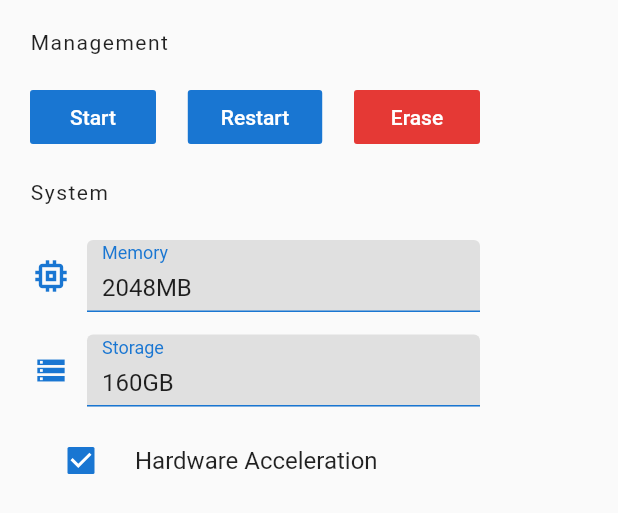
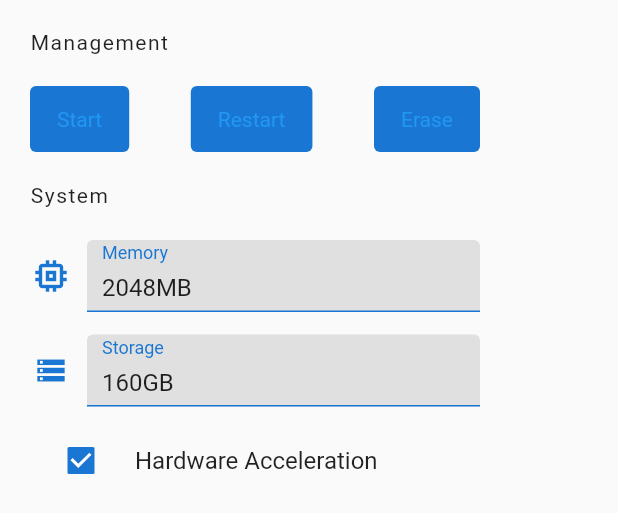
Before and after one commit to dahliaOS/graft, a Flutter app: the GraftManagement widget shown alone on an empty page, opened directly, on a phone screen of 412 x 824 dp. Shown: the top 513 px of the screen. Run offline on Flutter 3.47's test engine with Material 2 defaults, Android fonts, the phone set to English and light mode, and no system bars.

Commit message:
Replace FlatButton with TextButton

```diff
--- a/lib/main.dart
+++ b/lib/main.dart
@@ -1,4 +1,4 @@
-import 'dart:ui';
+
 import 'package:flutter/material.dart';
 import 'package:graft/dashboard.dart';
 import 'package:graft/log.dart';
@@ -20,8 +20,9 @@ class Graft extends StatelessWidget {
       theme: ThemeData(
           platform: TargetPlatform.linux,
           visualDensity: VisualDensity.comfortable,
-          accentColor: Colors.blue[700],
-          primaryColor: Colors.blue[600]),
+          primaryColor: Colors.blue[600],
+          colorScheme:
+              ColorScheme.fromSwatch().copyWith(secondary: Colors.blue[700])),
     );
   }
 }
@@ -148,10 +149,16 @@ class _GraftSideBarState extends State<GraftSideBar> {
                     .headline6!
                     .copyWith(fontWeight: FontWeight.w500, fontSize: 18),
               ),
-              FlatButton(
-                color: Theme.of(context).accentColor.withOpacity(0.2),
+              TextButton(
+                style: ButtonStyle(
+                  backgroundColor: MaterialStateProperty.all(
+                    Theme.of(context).colorScheme.secondary.withOpacity(0.2),
+                  ),
+                  textStyle: MaterialStateProperty.all(
+                    TextStyle(color: Theme.of(context).colorScheme.secondary),
+                  ),
+                ),
                 onPressed: () {},
-                textColor: Theme.of(context).accentColor,
                 child: Padding(
                   padding: const EdgeInsets.fromLTRB(4, 6, 14, 6),
                   child: Row(
--- a/lib/management.dart
+++ b/lib/management.dart
@@ -21,30 +21,48 @@ class GraftManagement extends StatelessWidget {
                 Row(
                   mainAxisAlignment: MainAxisAlignment.spaceBetween,
                   children: [
-                    FlatButton(
-                      color: Theme.of(context).accentColor,
+                    TextButton(
+                      style: ButtonStyle(
+                        backgroundColor: MaterialStateProperty.all(
+                          Theme.of(context).colorScheme.secondary,
+                        ),
+                        textStyle: MaterialStateProperty.all(
+                          TextStyle(color: Colors.white),
+                        ),
+                      ),
                       onPressed: () {},
-                      textColor: Colors.white,
                       child: Padding(
                         padding: const EdgeInsets.symmetric(
                             horizontal: 10, vertical: 10),
                         child: Text("Start"),
                       ),
                     ),
-                    FlatButton(
-                      color: Theme.of(context).accentColor,
+                    TextButton(
+                      style: ButtonStyle(
+                        backgroundColor: MaterialStateProperty.all(
+                          Theme.of(context).colorScheme.secondary,
+                        ),
+                        textStyle: MaterialStateProperty.all(
+                          TextStyle(color: Colors.white),
+                        ),
+                      ),
                       onPressed: () {},
-                      textColor: Colors.white,
                       child: Padding(
                         padding: const EdgeInsets.symmetric(
                             horizontal: 10, vertical: 10),
                         child: Text("Restart"),
                       ),
                     ),
-                    FlatButton(
-                      color: Colors.red[600],
+                    TextButton(
+                      style: ButtonStyle(
+                        backgroundColor: MaterialStateProperty.all(
+                          Theme.of(context).colorScheme.secondary,
+                        ),
+                        textStyle: MaterialStateProperty.all(
+                          TextStyle(color: Colors.white),
+                        ),
+                      ),
                       onPressed: () {},
-                      textColor: Colors.white,
                       child: Padding(
                         padding: const EdgeInsets.symmetric(
                             horizontal: 10, vertical: 10),
@@ -67,7 +85,7 @@ class GraftManagement extends StatelessWidget {
                           Icon(
                             Icons.memory,
                             size: 28,
-                            color: Theme.of(context).accentColor,
+                            color: Theme.of(context).colorScheme.secondary,
                           ),
                           SizedBox(
                             width: 10,
@@ -82,14 +100,17 @@ class GraftManagement extends StatelessWidget {
                                         EdgeInsets.fromLTRB(10, 5, 10, 5),
                                     labelText: "Memory",
                                     labelStyle: TextStyle(
-                                        color: Theme.of(context).accentColor),
+                                        color: Theme.of(context)
+                                            .colorScheme
+                                            .secondary),
                                     filled: true,
                                     fillColor: Colors.grey[300],
                                     enabled: true,
                                     enabledBorder: UnderlineInputBorder(
                                         borderSide: BorderSide(
                                             color: Theme.of(context)
-                                                .accentColor))),
+                                                .colorScheme
+                                                .secondary))),
                               ),
                             ),
                           ),
@@ -105,7 +126,7 @@ class GraftManagement extends StatelessWidget {
                             child: Icon(
                               Icons.storage_outlined,
                               size: 22,
-                              color: Theme.of(context).accentColor,
+                              color: Theme.of(context).colorScheme.secondary,
                             ),
                           ),
                           SizedBox(
@@ -121,14 +142,17 @@ class GraftManagement extends StatelessWidget {
                                         EdgeInsets.fromLTRB(10, 5, 10, 5),
                                     labelText: "Storage",
                                     labelStyle: TextStyle(
-                                        color: Theme.of(context).accentColor),
+                                        color: Theme.of(context)
+                                            .colorScheme
+                                            .secondary),
                                     filled: true,
                                     fillColor: Colors.grey[300],
                                     enabled: true,
                                     enabledBorder: UnderlineInputBorder(
                                         borderSide: BorderSide(
                                             color: Theme.of(context)
-                                                .accentColor))),
+                                                .colorScheme
+                                                .secondary))),
                               ),
                             ),
                           ),
```
Also changed, not shown: pubspec.lock, 1 other file.
